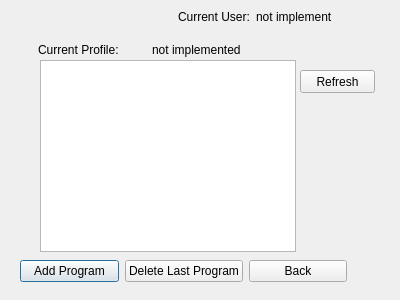
Dragomegak/DESM-Personal, file Project/DESM/editProfile.ui: the form before one commit.
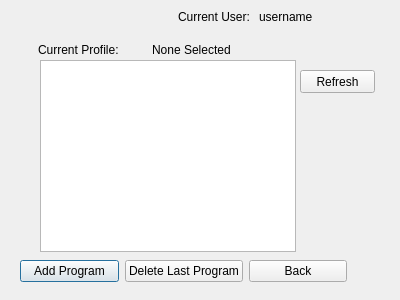
The form after the commit.

Commit message: added global variable for username, need to remake naming structure maybe create folder in username and store text in it

Diff of the .ui file:
```diff
--- a/Project/DESM/editProfile.ui
+++ b/Project/DESM/editProfile.ui
@@ -33,7 +33,7 @@
     <item>
      <widget class="QLabel" name="showCurrentProfileLabel">
       <property name="text">
-       <string>not implemented</string>
+       <string>None Selected</string>
       </property>
      </widget>
     </item>
@@ -44,8 +44,8 @@
     <rect>
      <x>178</x>
      <y>9</y>
-     <width>153</width>
-     <height>15</height>
+     <width>156</width>
+     <height>16</height>
     </rect>
    </property>
    <layout class="QHBoxLayout" name="horizontalLayout">
@@ -59,7 +59,7 @@
     <item>
      <widget class="QLabel" name="showUsernameLabel">
       <property name="text">
-       <string>not implemented</string>
+       <string>username</string>
       </property>
      </widget>
     </item>
```
The commit also changes 37 other files.
